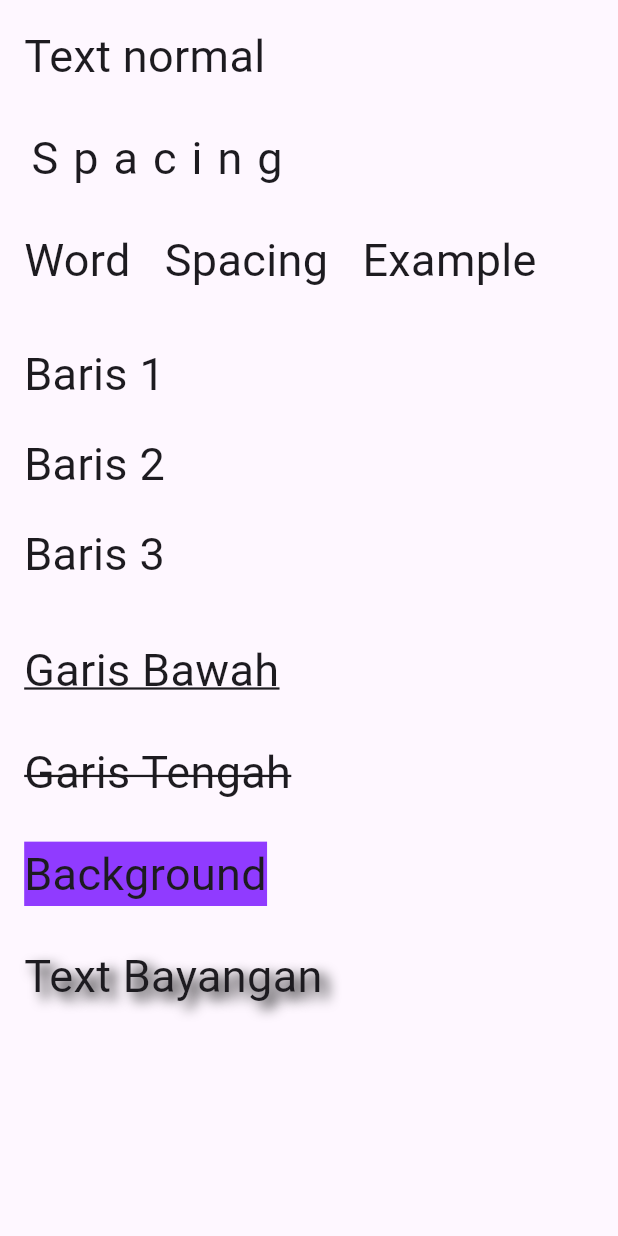
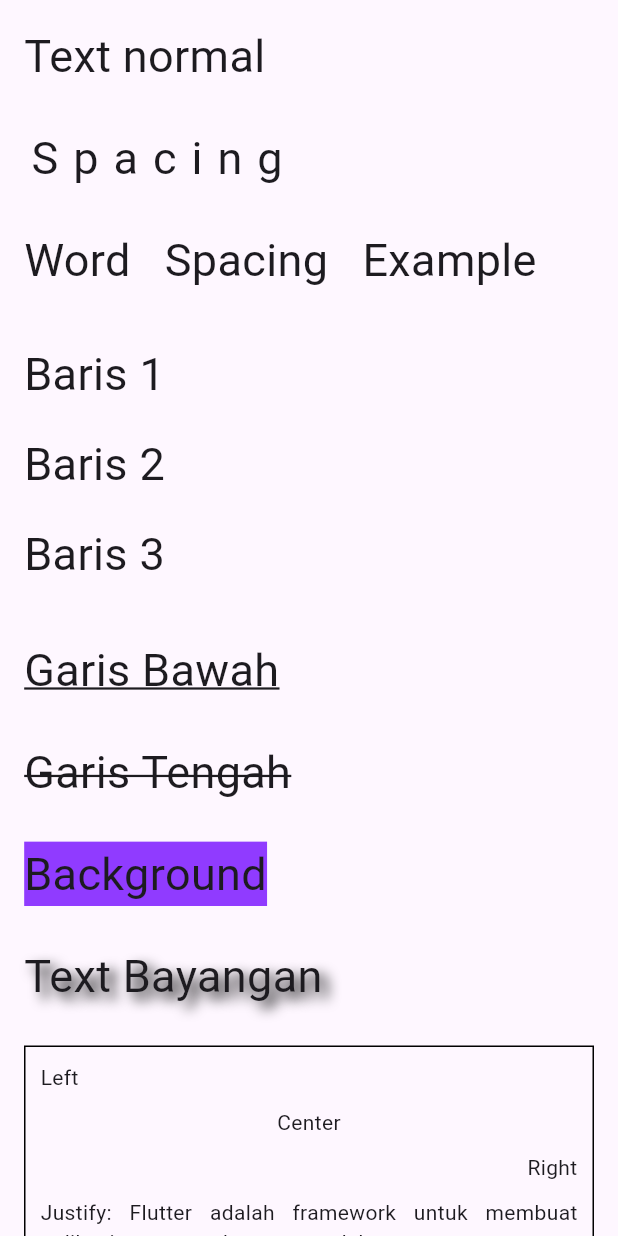
Before and after one commit to RizlH/BelajarWidgetDart, a Flutter app: the screen it shows after launch, on a phone screen of 412 x 824 dp. Run offline on Flutter 3.47's test engine with Material 3 defaults, Android fonts, the phone set to English and light mode, and no system bars.

Commit message:
coba Text Alignment

```diff
--- a/widgetdart/lib/main.dart
+++ b/widgetdart/lib/main.dart
@@ -12,11 +12,12 @@ class MyWidget extends StatelessWidget {
     return MaterialApp(
       home: Scaffold(
         body: SafeArea(
+          child: SingleChildScrollView(
             child: Padding(
-            padding: const EdgeInsets.all(16),
+              padding: EdgeInsets.all(16),
               child: Column(
                 crossAxisAlignment: CrossAxisAlignment.start,
-              children: const [
+                children: [
                   Text(
                     'Text normal',
                     style: TextStyle(
@@ -84,7 +85,43 @@ class MyWidget extends StatelessWidget {
                       ],
                     ),
                   ),
+                  SizedBox(height: 25),
+                  Container(
+                    width: double.infinity,
+                    padding: EdgeInsets.all(10),
+                    decoration: BoxDecoration(
+                      border: Border.all(),
+                    ),
+                    child: Column(
+                      // Memaksa seluruh anak Column melebar penuh agar textAlign berfungsi
+                      crossAxisAlignment: CrossAxisAlignment.stretch,
+                      children: [
+                        Text(
+                          'Left',
+                          textAlign: TextAlign.left,
+                        ),
+                        SizedBox(height: 10),
+                        Text(
+                          'Center',
+                          textAlign: TextAlign.center,
+                        ),
+                        SizedBox(height: 10),
+                        Text(
+                          'Right',
+                          textAlign: TextAlign.right,
+                        ),
+                        SizedBox(height: 10),
+                        Text(
+                          'Justify: Flutter adalah framework '
+                          'untuk membuat aplikasi menggunakan '
+                          'satu codebase.',
+                          textAlign: TextAlign.justify,
+                        ),
                       ],
+                    ),
+                  ),
+                ],
+              ),
             ),
           ),
         ),
```
Lines whose indentation alone changed are shown as unchanged.
